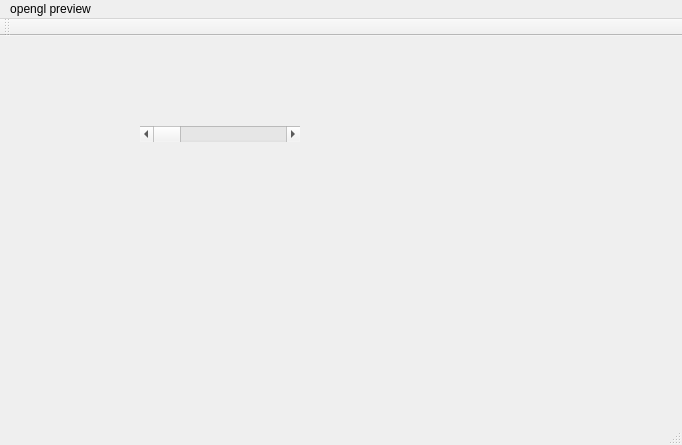
Before: the Qt Designer form mainwindow.ui in lizhiqi-coder/FFmpegStudio, drawn with Qt 5.
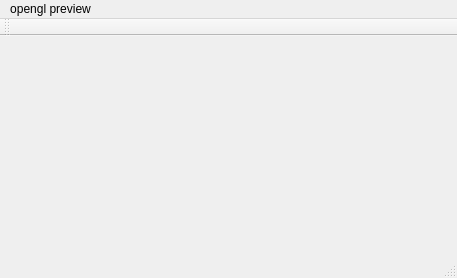
After: the same form once the commit is applied.

Diff of the .ui file:
```diff
--- a/mainwindow.ui
+++ b/mainwindow.ui
@@ -6,34 +6,20 @@
    <rect>
     <x>0</x>
     <y>0</y>
-    <width>682</width>
-    <height>445</height>
+    <width>457</width>
+    <height>278</height>
    </rect>
   </property>
   <property name="windowTitle">
    <string>OpenGL Preview</string>
   </property>
-  <widget class="QWidget" name="centralWidget">
-   <widget class="QScrollBar" name="horizontalScrollBar">
-    <property name="geometry">
-     <rect>
-      <x>140</x>
-      <y>90</y>
-      <width>160</width>
-      <height>16</height>
-     </rect>
-    </property>
-    <property name="orientation">
-     <enum>Qt::Horizontal</enum>
-    </property>
-   </widget>
-  </widget>
+  <widget class="QWidget" name="centralWidget"/>
   <widget class="QMenuBar" name="menuBar">
    <property name="geometry">
     <rect>
      <x>0</x>
      <y>0</y>
-     <width>682</width>
+     <width>457</width>
      <height>23</height>
     </rect>
    </property>
```
